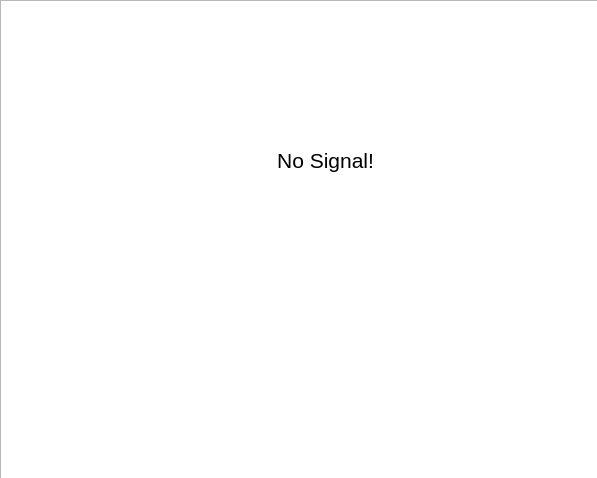
First picture: the form in src/ui/DetectionHUD.ui, repository oras/DVision, before the edit.
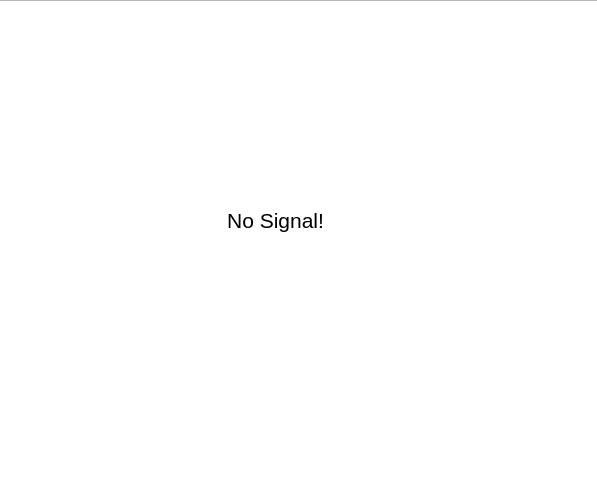
Second picture: the form after the edit.

```diff
--- a/src/ui/DetectionHUD.ui
+++ b/src/ui/DetectionHUD.ui
@@ -19,9 +19,9 @@
   <widget class="QGraphicsView" name="graphicsView">
    <property name="geometry">
     <rect>
-     <x>0</x>
+     <x>-10</x>
      <y>0</y>
-     <width>601</width>
+     <width>611</width>
      <height>481</height>
     </rect>
    </property>
@@ -29,8 +29,8 @@
   <widget class="QLabel" name="label">
    <property name="geometry">
     <rect>
-     <x>210</x>
-     <y>130</y>
+     <x>160</x>
+     <y>190</y>
      <width>231</width>
      <height>61</height>
     </rect>
```
